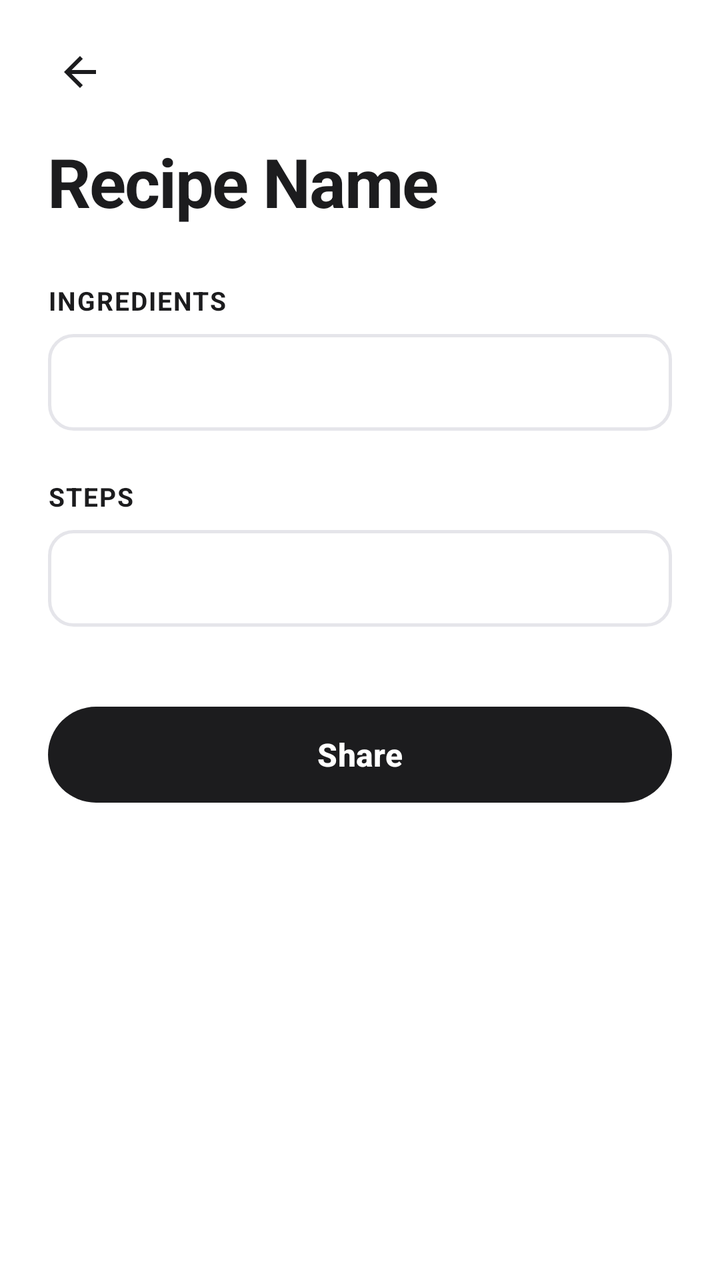
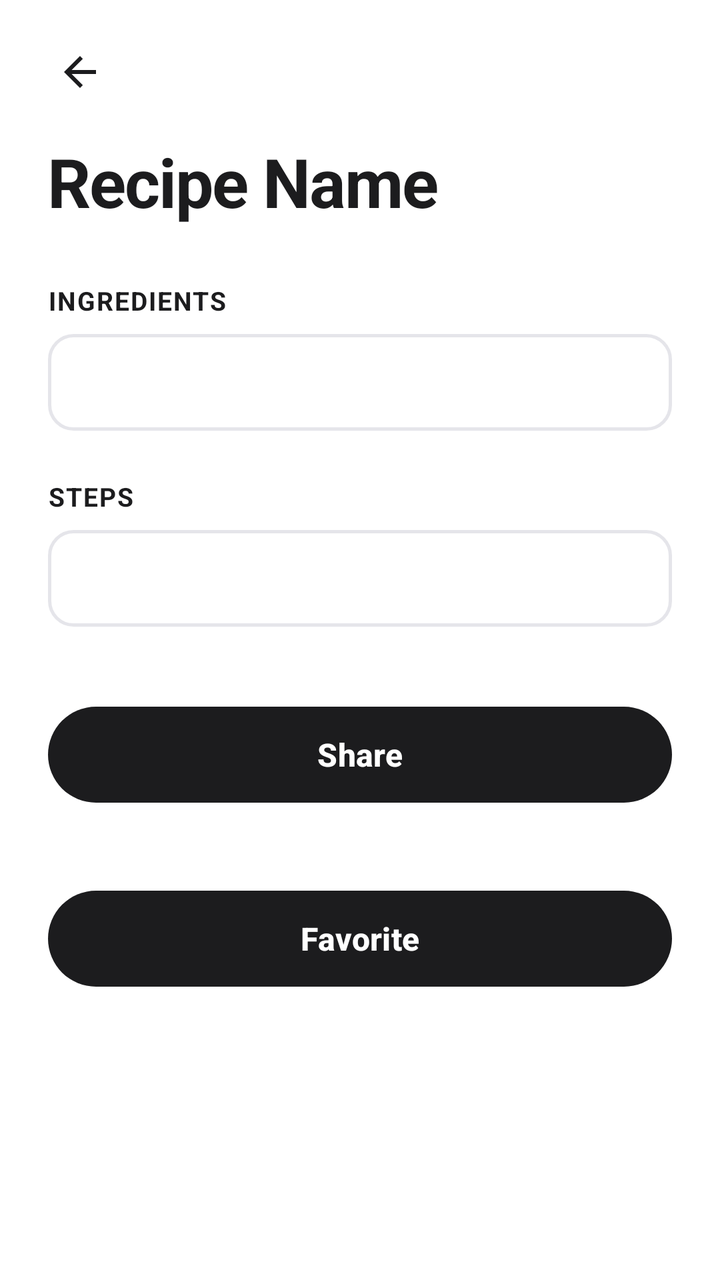

Compare the two renders of this Android layout. The source of the first and the diff that turns it into the second are given below.
<!-- AndroidManifest.xml: application theme Theme.Mealio -->
<!-- res/layout/activity_display.xml -->
<?xml version="1.0" encoding="utf-8"?>
<LinearLayout xmlns:android="http://schemas.android.com/apk/res/android"
    xmlns:app="http://schemas.android.com/apk/res-auto"
    android:layout_width="match_parent"
    android:layout_height="match_parent"
    android:orientation="vertical"
    android:background="#FFFFFF">

    <ImageButton
        android:id="@+id/back"
        android:layout_width="48dp"
        android:layout_height="48dp"
        android:layout_marginTop="12dp"
        android:layout_marginStart="16dp"
        android:src="@drawable/ic_arrow_back"
        app:tint="#1C1C1E"
        android:background="?attr/selectableItemBackgroundBorderless"
        android:contentDescription="Back" />

    <ScrollView
        android:layout_width="match_parent"
        android:layout_height="0dp"
        android:layout_weight="1"
        android:fillViewport="true">

        <LinearLayout
            android:layout_width="match_parent"
            android:layout_height="wrap_content"
            android:orientation="vertical"
            android:paddingStart="24dp"
            android:paddingEnd="24dp"
            android:paddingBottom="32dp">

            <TextView
                android:id="@+id/recipe_name"
                android:layout_width="match_parent"
                android:layout_height="wrap_content"
                android:layout_marginTop="8dp"
                android:text="Recipe Name"
                android:textSize="34sp"
                android:textStyle="bold"
                android:textColor="#1C1C1E"
                android:letterSpacing="-0.02" />

            <TextView
                android:id="@+id/ingredients_label"
                android:layout_width="wrap_content"
                android:layout_height="wrap_content"
                android:layout_marginTop="28dp"
                android:text="Ingredients"
                android:textAllCaps="true"
                android:textSize="13sp"
                android:textStyle="bold"
                android:textColor="#1C1C1E"
                android:letterSpacing="0.05" />

            <TextView
                android:id="@+id/ingredients"
                android:layout_width="match_parent"
                android:layout_height="wrap_content"
                android:layout_marginTop="8dp"
                android:background="@drawable/bg_input_field"
                android:padding="14dp"
                android:text=""
                android:textColor="#1C1C1E"
                android:textSize="15sp"
                android:lineSpacingExtra="4dp" />

            <TextView
                android:id="@+id/steps_label"
                android:layout_width="wrap_content"
                android:layout_height="wrap_content"
                android:layout_marginTop="24dp"
                android:text="Steps"
                android:textAllCaps="true"
                android:textSize="13sp"
                android:textStyle="bold"
                android:textColor="#1C1C1E"
                android:letterSpacing="0.05" />

            <TextView
                android:id="@+id/steps"
                android:layout_width="match_parent"
                android:layout_height="wrap_content"
                android:layout_marginTop="8dp"
                android:background="@drawable/bg_input_field"
                android:padding="14dp"
                android:text=""
                android:textColor="#1C1C1E"
                android:textSize="15sp"
                android:lineSpacingExtra="4dp" />

            <com.google.android.material.button.MaterialButton
                android:id="@+id/share"
                android:layout_width="match_parent"
                android:layout_height="56dp"
                android:layout_marginTop="36dp"
                android:text="Share"
                android:textSize="16sp"
                android:textStyle="bold"
                android:textColor="#FFFFFF"
                app:backgroundTint="#1C1C1E"
                app:cornerRadius="28dp"
                app:elevation="0dp" />

        </LinearLayout>
    </ScrollView>

</LinearLayout>
<!-- resources referenced by this layout -->
<resources>
  <!-- drawable bg_input_field (drawable) -->
  <?xml version="1.0" encoding="utf-8"?>
  <shape xmlns:android="http://schemas.android.com/apk/res/android"
      android:shape="rectangle">
      <solid android:color="#FFFFFF" />
      <stroke
          android:width="1.5dp"
          android:color="#E5E5EA" />
      <corners android:radius="12dp" />
  </shape>
  <!-- drawable ic_arrow_back (drawable) -->
  <vector xmlns:android="http://schemas.android.com/apk/res/android"
      android:width="24dp"
      android:height="24dp"
      android:viewportWidth="24"
      android:viewportHeight="24"
      android:tint="#1C1C1E">
    <path
        android:fillColor="@android:color/white"
        android:pathData="M20,11H7.83l5.59,-5.59L12,4l-8,8 8,8 1.41,-1.41L7.83,13H20v-2z"/>
  </vector>
  <style name="Theme.Mealio" parent="Base.Theme.Mealio" />
  <style name="Base.Theme.Mealio" parent="Theme.Material3.DayNight.NoActionBar">
          
          
      </style>
</resources>

<!-- the commit's change to res/layout/activity_display.xml (unified diff, before → after) -->
@@ -103,6 +103,20 @@
                 app:cornerRadius="28dp"
                 app:elevation="0dp" />
 
+            <com.google.android.material.button.MaterialButton
+                android:id="@+id/favorite"
+                android:layout_width="match_parent"
+                android:layout_height="56dp"
+                android:layout_marginTop="36dp"
+                app:layout_constraintTop_toBottomOf="@id/share"
+                android:text="Favorite"
+                android:textSize="16sp"
+                android:textStyle="bold"
+                android:textColor="#FFFFFF"
+                app:backgroundTint="#1C1C1E"
+                app:cornerRadius="28dp"
+                app:elevation="0dp" />
+
         </LinearLayout>
     </ScrollView>
 
